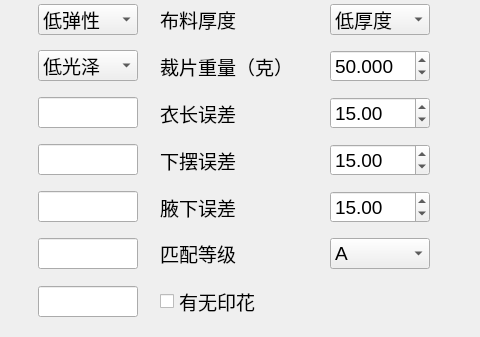
Mrjiong-ff/syt_hmi, file ui/style_display_widget.ui: the form before one commit; both pictures show x 149 to 629 and y 106 to 443 of the 629 by 443 pixel window.
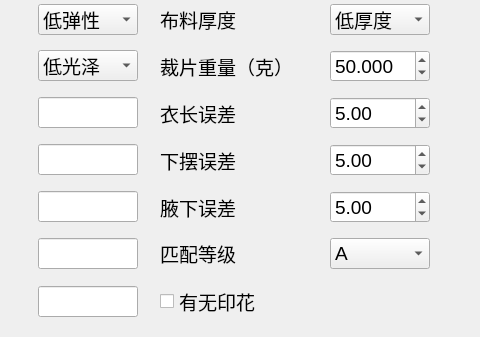
The form after the commit.

The edit to the form file:
```diff
--- a/ui/style_display_widget.ui
+++ b/ui/style_display_widget.ui
@@ -567,10 +567,10 @@
         </size>
        </property>
        <property name="maximum">
-        <double>30.000000000000000</double>
+        <double>10.000000000000000</double>
        </property>
        <property name="value">
-        <double>15.000000000000000</double>
+        <double>5.000000000000000</double>
        </property>
       </widget>
      </item>
@@ -662,10 +662,10 @@
         </size>
        </property>
        <property name="maximum">
-        <double>30.000000000000000</double>
+        <double>10.000000000000000</double>
        </property>
        <property name="value">
-        <double>15.000000000000000</double>
+        <double>5.000000000000000</double>
        </property>
       </widget>
      </item>
@@ -757,10 +757,10 @@
         </size>
        </property>
        <property name="maximum">
-        <double>30.000000000000000</double>
+        <double>10.000000000000000</double>
        </property>
        <property name="value">
-        <double>15.000000000000000</double>
+        <double>5.000000000000000</double>
        </property>
       </widget>
      </item>
```
